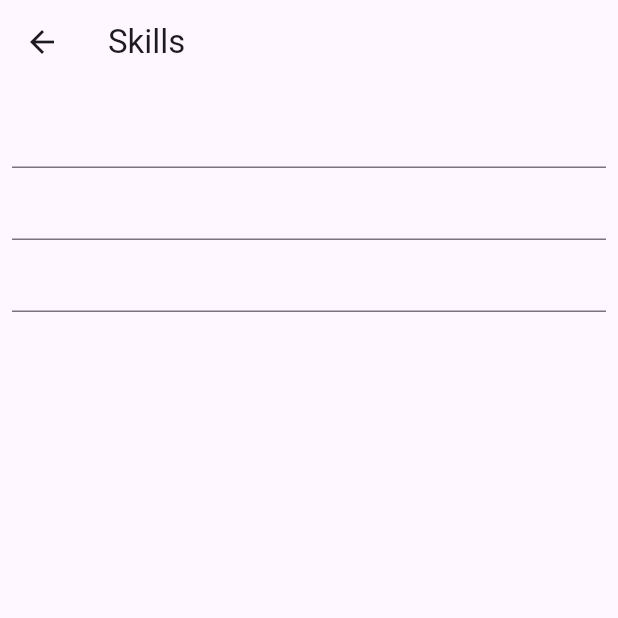
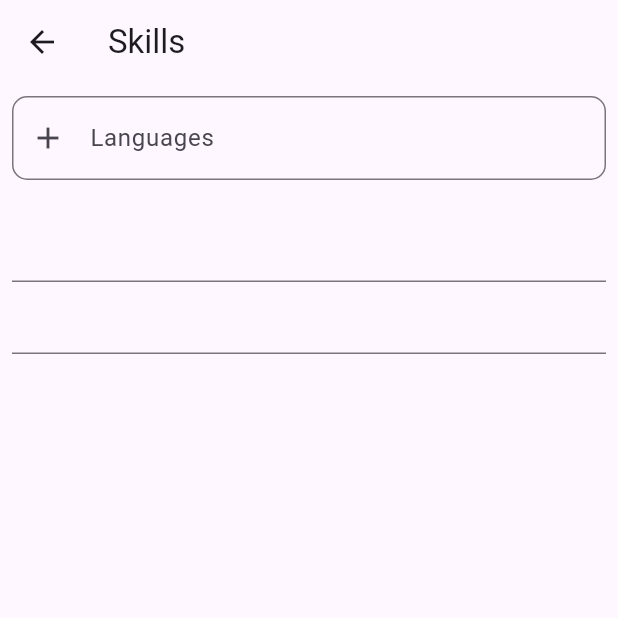
Before and after one commit to JATINSINGAL1/resumebuilder, a Flutter app: the SkillPage screen opened directly, on a phone screen of 412 x 824 dp, the top half of it. Run offline on Flutter 3.47's test engine with Material 3 defaults, Android fonts, the phone set to English and light mode, and no system bars; our stand-ins replace get, pdf, printing.

Commit message:
information loading complete

```diff
--- /dev/null
+++ b/lib/Features/Skills/controller/skillcontroller.dart
@@ -0,0 +1,18 @@
+import 'package:flutter/material.dart';
+import 'package:get/get.dart';
+
+class SkillController extends GetxController{
+  TextEditingController languages = TextEditingController();
+  TextEditingController softwareDevKit = TextEditingController();
+  TextEditingController other = TextEditingController();
+ var itemcount = 0.obs;
+  List langCollection=[];
+  add(text){
+    langCollection.add(text);
+    itemcount++;
+  }
+  delete(text){
+    langCollection.remove(text);
+    itemcount--;
+  }
+}
--- a/lib/Features/Skills/skills.dart
+++ b/lib/Features/Skills/skills.dart
@@ -1,10 +1,19 @@
+// ignore_for_file: prefer_const_constructors
+
 import 'package:flutter/material.dart';
+import 'package:flutter/widgets.dart';
+import 'package:get/get.dart';
+import 'package:get/get_state_manager/get_state_manager.dart';
+import 'package:resumebuilder/Features/Skills/controller/skillcontroller.dart';
+
+import '../../constant/customwidget.dart';
 
 class SkillPage extends StatelessWidget {
   const SkillPage({super.key});
 
   @override
   Widget build(BuildContext context) {
+    var controller = Get.put(SkillController());
     return Scaffold(
       appBar: AppBar(
         title: Text("Skills"),
@@ -15,7 +24,55 @@ class SkillPage extends StatelessWidget {
             child: Column(
           children: [
             // languages
-            TextFormField(),
+            ETextFormField(
+                "Languages",
+                controller.languages,
+                IconButton(
+                    onPressed: () {
+                      if (controller.langCollection.indexWhere((element) {
+                            return element ==
+                                controller.languages.text.toString();
+                          }) <
+                          0) {
+                        controller.add(controller.languages.text.toString());
+                      } else {
+                        // print("element present");
+                      }
+                      controller.languages.clear();
+                    },
+                    icon: Icon(Icons.add)),
+                1),
+
+            // display of languages
+
+            Obx(
+              () => Visibility(
+                visible: controller.itemcount.value != 0 ? true : false,
+                child: SizedBox(
+                  width: double.infinity,
+                  child: Card(
+                    child: Padding(
+                      padding: const EdgeInsets.all(8.0),
+                      child: Wrap(
+                        spacing: 5,
+                        runSpacing: 7,
+                        children: List<Widget>.generate(
+                            controller.itemcount.value, (index) {
+                          return Chip(
+                              onDeleted: () {
+                                controller
+                                    .delete(controller.langCollection[index]);
+                              },
+                              deleteIcon: Icon(Icons.remove),
+                              label: Text(controller.langCollection[index]));
+                        }),
+                      ),
+                    ),
+                  ),
+                ),
+              ),
+            ),
+
             // software packages
             TextFormField(),
             // others
```
Also changed, not shown: lib/Features/Project/controller/projectcontroller.dart (+17 -10 lines), lib/Features/Project/project.dart (+39 -12 lines), lib/pdf/pdfview.dart (+28 -10 lines).
